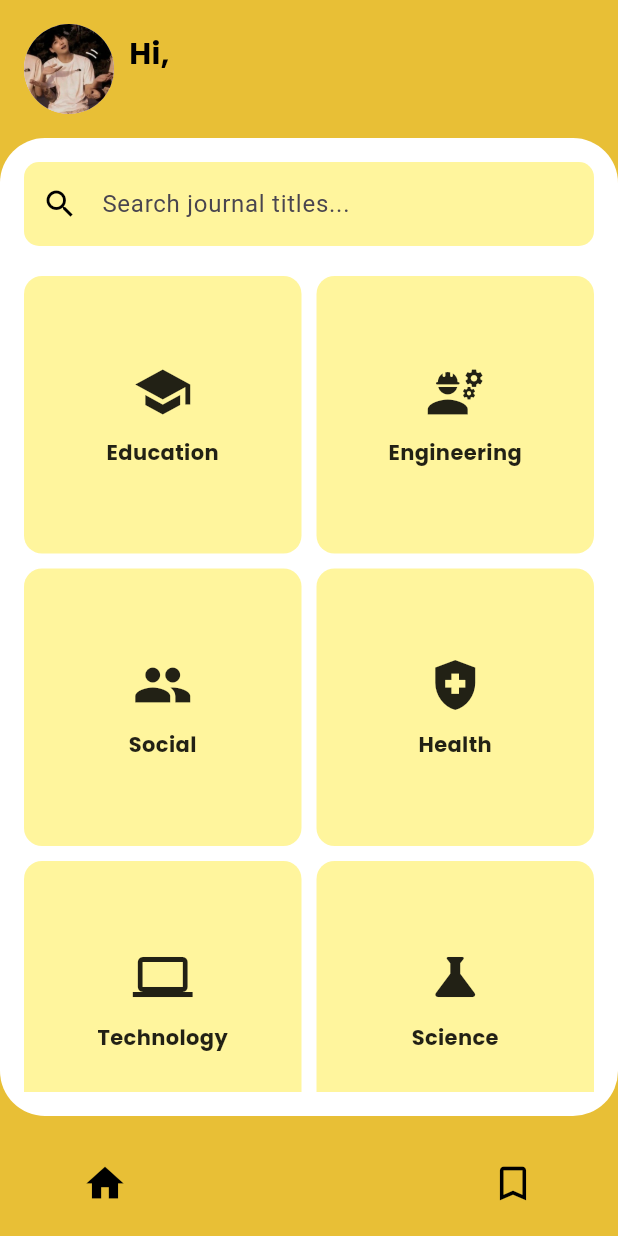
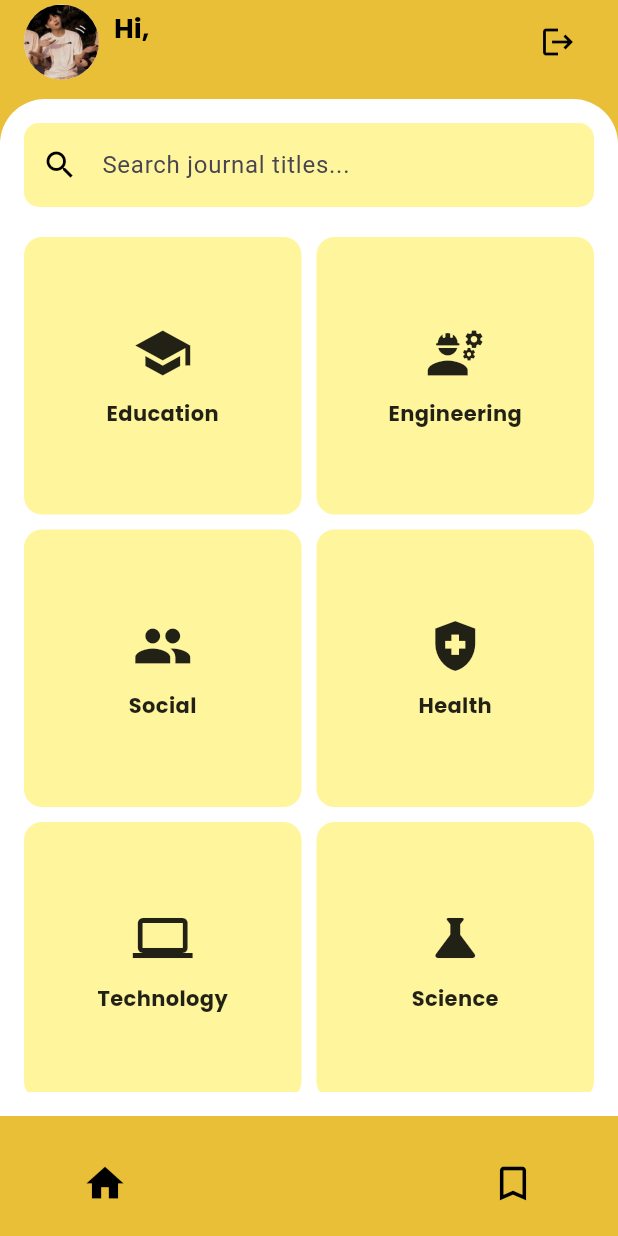
Before and after one commit to DappHadid/Journalyze, a Flutter app: the DashboardUser screen opened by its route, on a phone screen of 412 x 824 dp. Run offline on Flutter 3.47's test engine with Material 3 defaults, Android fonts, the phone set to English and light mode, and no system bars; our stand-ins replace another_flutter_splash_screen, cloud_firestore, csv, device_preview_plus, file_picker, firebase_auth and 5 more; missing offline and left inert: art_sweetalert, excel; accounts and stored records are empty.

Commit message:
menambahkan logout di dashboard use

```diff
--- a/lib/main.dart
+++ b/lib/main.dart
@@ -9,7 +9,6 @@ import 'package:journalyze/pages/forgot_pass.dart';
 import 'package:journalyze/pages/register_page.dart';
 import 'package:journalyze/pages/welcome_page.dart';
 import 'package:journalyze/utils/splash_screen.dart';
-import 'package:journalyze/pages/journal_detail_user.dart';
 import 'package:device_preview_plus/device_preview_plus.dart';
 
 void main() async {
--- a/lib/pages/dashboard_user.dart
+++ b/lib/pages/dashboard_user.dart
@@ -3,9 +3,10 @@ import 'package:google_fonts/google_fonts.dart';
 import 'package:cloud_firestore/cloud_firestore.dart';
 import 'package:firebase_auth/firebase_auth.dart';
 import 'package:firebase_core/firebase_core.dart';
-import 'package:journalyze/pages/bookmark.dart';
 import 'listjournal_user.dart';
 import 'journal_detail_user.dart';
+import 'bookmark.dart';
+import 'welcome_page.dart';
 
 void main() async {
   WidgetsFlutterBinding.ensureInitialized();
@@ -122,20 +123,34 @@ class _DashboardUserState extends State<DashboardUser> {
     );
   }
 
+  void _logout() async {
+    try {
+      await FirebaseAuth.instance.signOut();
+      Navigator.pushReplacement(
+        context,
+        MaterialPageRoute(
+          builder: (context) => WelcomeScreen(),
+        ),
+      );
+    } catch (e) {
+      print('Error during logout: $e');
+    }
+  }
+
   @override
   Widget build(BuildContext context) {
     return Scaffold(
       backgroundColor: Color(0xFFE8BF36),
-      body: SafeArea(
-        child: Column(
-          children: [
-            Padding(
-              padding: const EdgeInsets.all(16.0),
-              child: Row(
+      appBar: AppBar(
+        backgroundColor: Color(0xFFE8BF36),
+        elevation: 0,
+        automaticallyImplyLeading: false,
+        title: Row(
           children: [
             CircleAvatar(
-                    radius: 30,
+              radius: 25,
               backgroundImage: AssetImage('assets/img/profile.jpg'),
+              backgroundColor: Colors.grey[200],
             ),
             SizedBox(width: 10),
             Column(
@@ -144,7 +159,7 @@ class _DashboardUserState extends State<DashboardUser> {
                 Text(
                   'Hi, $username',
                   style: GoogleFonts.poppins(
-                          fontSize: 20,
+                    fontSize: 18,
                     fontWeight: FontWeight.bold,
                     color: Colors.black,
                   ),
@@ -158,9 +173,17 @@ class _DashboardUserState extends State<DashboardUser> {
                 ),
               ],
             ),
+            Spacer(),
+            IconButton(
+              icon: Icon(Icons.logout, color: Colors.black),
+              onPressed: _logout,
+            ),
           ],
         ),
       ),
+      body: SafeArea(
+        child: Column(
+          children: [
             Expanded(
               child: Container(
                 decoration: BoxDecoration(
@@ -168,12 +191,9 @@ class _DashboardUserState extends State<DashboardUser> {
                   borderRadius: BorderRadius.only(
                     topLeft: Radius.circular(30),
                     topRight: Radius.circular(30),
-                    bottomLeft:
-                        Radius.circular(30), // Tambahkan cekungan kiri bawah
-                    bottomRight:
-                        Radius.circular(30), // Tambahkan cekungan kanan bawah
                   ),
                 ),
+                margin: EdgeInsets.only(top: 10),
                 padding: const EdgeInsets.all(16.0),
                 child: Column(
                   children: [
@@ -261,7 +281,7 @@ class _DashboardUserState extends State<DashboardUser> {
                 builder: (context) => FutureBuilder<DocumentSnapshot>(
                   future: FirebaseFirestore.instance
                       .collection('journals')
-                      .doc(searchResults[index]['id'])
+                      .doc(journal['id'])
                       .get(),
                   builder: (context, snapshot) {
                     if (snapshot.connectionState == ConnectionState.waiting) {
@@ -275,7 +295,9 @@ class _DashboardUserState extends State<DashboardUser> {
                     }
                     if (snapshot.data != null) {
                       return JournalDetailUser(
-                          snapshot: snapshot.data!, journalId: null);
+                        journalId: journal['id'],
+                        snapshot: snapshot.data!,
+                      );
                     } else {
                       return Center(child: Text('Journal not found'));
                     }
```
Lines whose indentation alone changed are shown as unchanged.
